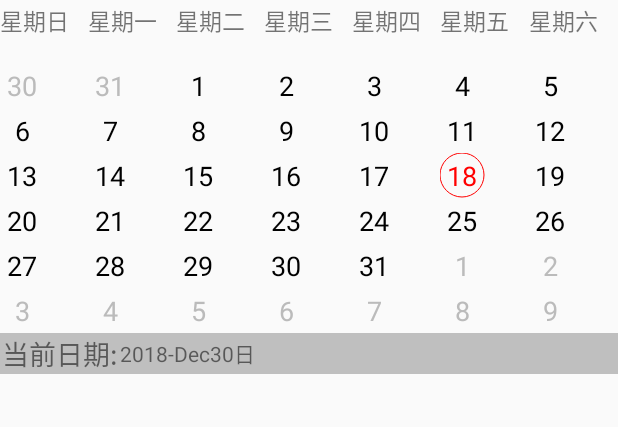
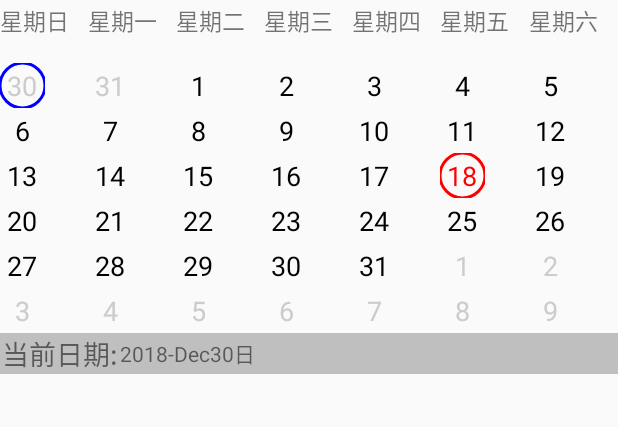
Before and after one commit to FragrantRye/MrCue, an Android app: the screen it shows after launch (MainActivity), after a tap on "30", on a phone screen of 412 x 824 dp, the part 129-556 px from its top. Run offline under Robolectric (Android 15) with nearby library versions, the phone set to English and light mode, and no system bars.

Commit message:
当前选中日期高亮

```diff
--- a/app/src/main/java/cn/xfz/mrcue/Calendar_text_view.java
+++ b/app/src/main/java/cn/xfz/mrcue/Calendar_text_view.java
@@ -12,8 +12,20 @@ import android.util.AttributeSet;
  * 自定义日历中的子项视图
  */
 public class Calendar_text_view extends android.support.v7.widget.AppCompatTextView {
-    public  boolean isToday=false;
-    public Paint paint;
+    public boolean isToday=false;
+    public boolean isChose=false;
+    static private Paint paintR, paintB;
+    static {
+        paintR=new Paint();
+        paintR.setStrokeWidth(3.0f);
+        paintR.setStyle(Paint.Style.STROKE);
+        paintR.setColor(Color.RED);
+
+        paintB=new Paint();
+        paintB.setStrokeWidth(3.0f);
+        paintB.setStyle(Paint.Style.STROKE);
+        paintB.setColor(Color.BLUE);
+    }
     @Override
     public int getSystemUiVisibility() {
         return super.getSystemUiVisibility();
@@ -25,27 +37,18 @@ public class Calendar_text_view extends android.support.v7.widget.AppCompatTextV
 
     public Calendar_text_view(Context context, @Nullable AttributeSet attrs) {
         super(context, attrs);
-        initControl();
     }
 
     public Calendar_text_view(Context context, @Nullable AttributeSet attrs, int defStyleAttr) {
         super(context, attrs, defStyleAttr);
-        initControl();
-    }
-    private void initControl()
-    {
-        paint=new Paint();
-        paint.setStyle(Paint.Style.STROKE);
-        paint.setColor(Color.parseColor("#FF0000"));
     }
 
     @Override
     protected void onDraw(Canvas canvas) {
         super.onDraw(canvas);
         if(isToday)
-        {
-            canvas.translate(getWidth()/2,getHeight()/2);
-           canvas.drawCircle(0,0,getWidth()/2,paint);
-        }
+           canvas.drawCircle(getWidth()/2.0f,getHeight()/2.0f,getWidth()/2.0f, paintR);
+        else if(isChose)
+            canvas.drawCircle(getWidth()/2.0f,getHeight()/2.0f,getWidth()/2.0f, paintB);
     }
 }
--- a/app/src/main/java/cn/xfz/mrcue/NewCalender.java
+++ b/app/src/main/java/cn/xfz/mrcue/NewCalender.java
@@ -38,6 +38,7 @@ import static android.R.attr.data;
  */
 @RequiresApi(api = Build.VERSION_CODES.N)
 public class NewCalender extends LinearLayout {
+    private int chose=-1;
     private ImageView btnPrev;
     private ImageView btnNext;
     private TextView txtDate;
@@ -69,10 +70,10 @@ public class NewCalender extends LinearLayout {
     {
         LayoutInflater inflater=LayoutInflater.from(context);
         inflater.inflate(R.layout.calender_view,this);
-        btnPrev=(ImageView)findViewById(R.id.btnPrev);
-        btnNext=(ImageView)findViewById(R.id.btnNext);
-        txtDate=(TextView)findViewById(R.id.txtDate);
-        grid=(GridView)findViewById(R.id.calender_grid);
+        btnPrev=findViewById(R.id.btnPrev);
+        btnNext=findViewById(R.id.btnNext);
+        txtDate=findViewById(R.id.txtDate);
+        grid=findViewById(R.id.calender_grid);
     }
     //设置前后按钮监听事件
     //便于日历月份的变化处理
@@ -113,7 +114,9 @@ public class NewCalender extends LinearLayout {
         grid.setOnItemClickListener(new AdapterView.OnItemClickListener() {
             @Override
             public void onItemClick(AdapterView<?> adapterView, View view, int i, long l) {
-                 newCalendarListener.onItemPress((Date)adapterView.getItemAtPosition(i),i);
+                chose=i;
+                newCalendarListener.onItemPress((Date)adapterView.getItemAtPosition(i),i);
+                renderCalendar();
             }
         });
 
@@ -121,7 +124,7 @@ public class NewCalender extends LinearLayout {
     private class CalendarAdapter extends ArrayAdapter<Date>
     {
            LayoutInflater inflater;
-        public CalendarAdapter(@NonNull Context context, ArrayList<Date> days) {
+        CalendarAdapter(@NonNull Context context, ArrayList<Date> days) {
             super(context,R.layout.calendar_day,days);
             inflater=LayoutInflater.from(context);
         }
@@ -136,22 +139,23 @@ public class NewCalender extends LinearLayout {
             int day=date.getDate();
             ((TextView)convertView).setText(String.valueOf(day));
             //设置字体颜色
-            Date now=new Date();
             Calendar calendar=(Calendar) curDate.clone();
             calendar.set(Calendar.DAY_OF_MONTH,1);
-            if(curDate.get(Calendar.MONTH)==date.getMonth())//如果即将渲染的日期属于当前月
+            ((Calendar_text_view)convertView).isChose=(position==chose);
+
+            Date now=new Date();
+            if(now.getDate()==date.getDate( )&& now.getMonth()==date.getMonth() && now.getYear()==date.getYear())//如果即将渲染的日期是今天
             {
-                ((Calendar_text_view)convertView).setTextColor(Color.parseColor("#000000"));//黑色
-            }else
-            {
-                ((Calendar_text_view)convertView).setTextColor(Color.parseColor("#bbbbbb"));//灰色
-            }
-
-            if(now.getDate()==date.getDate()&&now.getMonth()==date.getMonth()
-                    &&now.getYear()==date.getYear())//如果即将渲染的日期是今天
-            {
-                ((Calendar_text_view)convertView).setTextColor(Color.parseColor("#ff0000"));//红色
+                ((Calendar_text_view)convertView).setTextColor(Color.RED);//红色
                 ((Calendar_text_view)convertView).isToday=true;
+            }else{
+                if(curDate.get(Calendar.MONTH)==date.getMonth())//如果即将渲染的日期属于当前月
+                {
+                    ((Calendar_text_view)convertView).setTextColor(Color.BLACK);//黑色
+                }else
+                {
+                    ((Calendar_text_view)convertView).setTextColor(Color.LTGRAY);//灰色
+                }
             }
              return convertView;
         }
```
